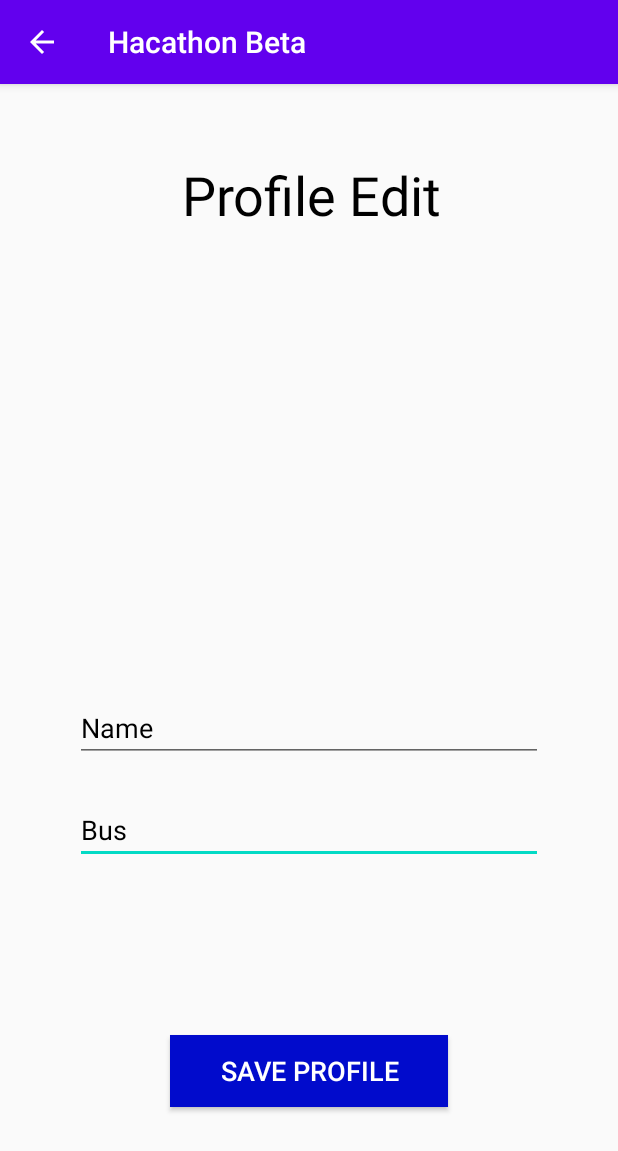
After one commit to PratikBhangale/Hacathon59_bytecode_velocity, an Android app: the EditDriverProfile screen opened directly, with no data from a screen before it, on a phone screen of 412 x 824 dp. The commit adds this screen. Shown: the top 1151 px of the screen. Run offline under Robolectric (Android 15) with nearby library versions, the phone set to English and light mode, and no system bars; our stand-ins replace Firebase (no records; nobody signed in at launch, a user with empty details on screens opened directly).

Commit message:
Driver Profile Update

```diff
--- a/app/src/main/AndroidManifest.xml
+++ b/app/src/main/AndroidManifest.xml
@@ -9,7 +9,10 @@
         android:roundIcon="@mipmap/ic_launcher_round"
         android:supportsRtl="true"
         android:theme="@style/AppTheme">
-        <activity android:name=".driver.DriverHome"></activity>
+        <activity android:name=".driver.DriverProfile"></activity>
+        <activity android:name=".driver.EditDriverProfile"
+            android:parentActivityName=".driver.DriverProfile"/>
+        <activity android:name=".driver.DriverHome" />
         <activity android:name=".student.StudentSignup" />
         <activity android:name=".student.StudentHome" />
         <activity android:name=".driver.DriverLogin" />
--- /dev/null
+++ b/app/src/main/java/com/example/hacathonbeta/driver/EditDriverProfile.java
@@ -0,0 +1,70 @@
+package com.example.hacathonbeta.driver;
+
+import androidx.annotation.NonNull;
+import androidx.appcompat.app.AppCompatActivity;
+
+import android.content.Intent;
+import android.os.Bundle;
+import android.view.View;
+import android.widget.Button;
+import android.widget.EditText;
+import android.widget.Toast;
+
+import com.example.hacathonbeta.R;
+import com.google.android.gms.tasks.OnFailureListener;
+import com.google.android.gms.tasks.OnSuccessListener;
+import com.google.firebase.auth.FirebaseAuth;
+import com.google.firebase.firestore.FirebaseFirestore;
+
+import java.util.HashMap;
+import java.util.Map;
+import java.util.Objects;
+
+public class EditDriverProfile extends AppCompatActivity {
+    private EditText name, number;
+    private FirebaseFirestore db;
+    private FirebaseAuth kAuth;
+    private String names, numbers;
+    Button save;
+    @Override
+    protected void onCreate(Bundle savedInstanceState) {
+        super.onCreate(savedInstanceState);
+        setContentView(R.layout.activity_edit_driver_profile);
+        db = FirebaseFirestore.getInstance();
+        kAuth = FirebaseAuth.getInstance();
+        name = findViewById(R.id.editname);
+        number = findViewById(R.id.editphone);
+        save = (Button) findViewById(R.id.save);
+
+        save.setOnClickListener(new View.OnClickListener() {
+            @Override
+            public void onClick(View v) {
+
+                names = name.getText().toString().trim();
+                numbers = number.getText().toString().trim();
+                // Create a new user with a first and last name
+                Map<String, Object> user = new HashMap<>();
+                user.put("name", names);
+                user.put("bus", numbers);
+
+                // Add a new document with a generated ID
+                db.collection("Drivers").document(Objects.requireNonNull(kAuth.getUid())).set(user)
+                        .addOnSuccessListener(new OnSuccessListener<Void>() {
+                            @Override
+                            public void onSuccess(Void aVoid) {
+                                Toast.makeText(EditDriverProfile.this, "Profile updated", Toast.LENGTH_SHORT).show();
+                            }
+                        }).addOnFailureListener(new OnFailureListener() {
+                    @Override
+                    public void onFailure(@NonNull Exception e) {
+                        Toast.makeText(EditDriverProfile.this, "Profile not updated", Toast.LENGTH_SHORT).show();
+                    }
+                });
+
+
+            }
+        });
+
+
+    }
+}
--- /dev/null
+++ b/app/src/main/res/layout/activity_edit_driver_profile.xml
@@ -0,0 +1,63 @@
+<?xml version="1.0" encoding="utf-8"?>
+<RelativeLayout xmlns:android="http://schemas.android.com/apk/res/android"
+    xmlns:tools="http://schemas.android.com/tools"
+    android:layout_width="match_parent"
+    android:layout_height="match_parent"
+    tools:context=".driver.EditDriverProfile">
+
+
+    <EditText
+        android:id="@+id/editphone"
+        android:layout_width="312dp"
+        android:layout_height="wrap_content"
+        android:layout_alignParentBottom="true"
+        android:layout_centerHorizontal="true"
+        android:layout_marginBottom="248dp"
+        android:ems="10"
+        android:hint="Bus"
+        android:inputType="textPersonName"
+        android:textColor="#000000"
+        android:textColorHint="#000000"
+        tools:ignore="TextFields" />
+
+    <EditText
+        android:id="@+id/editname"
+        android:layout_width="312dp"
+        android:layout_height="wrap_content"
+        android:layout_alignParentBottom="true"
+        android:layout_centerHorizontal="true"
+        android:layout_marginBottom="316dp"
+        android:ems="10"
+        android:hint="Name"
+        android:inputType="textPersonName"
+        android:textColor="#000000"
+        android:textColorHint="#000000" />
+
+    <TextView
+        android:id="@+id/textView4"
+        android:layout_width="295dp"
+        android:layout_height="61dp"
+        android:layout_alignParentStart="true"
+        android:layout_alignParentTop="true"
+        android:layout_centerHorizontal="true"
+        android:layout_marginStart="60dp"
+        android:layout_marginTop="49dp"
+        android:text="Profile Edit"
+        android:textAlignment="center"
+        android:textColor="#000000"
+        android:textColorHint="#000000"
+        android:textSize="36sp" />
+
+    <Button
+        android:id="@+id/save"
+        android:layout_width="185dp"
+        android:layout_height="wrap_content"
+        android:layout_alignParentBottom="true"
+        android:layout_centerHorizontal="true"
+        android:layout_marginBottom="86dp"
+        android:background="#010BCC"
+        android:text="Save Profile"
+        android:textAlignment="center"
+        android:textColor="#FFFFFF"
+        android:textSize="18sp" />
+</RelativeLayout>
```
Also changed, not shown: app/src/main/java/com/example/hacathonbeta/driver/DriverHome.java (+12 -0 lines), app/src/main/java/com/example/hacathonbeta/driver/DriverLogin.java (+0 -11 lines), app/src/main/java/com/example/hacathonbeta/driver/DriverProfile.java (added, +72 -0 lines), app/src/main/res/layout/activity_driver_home.xml (+12 -0 lines), app/src/main/res/layout/activity_driver_profile.xml (added, +41 -0 lines).
